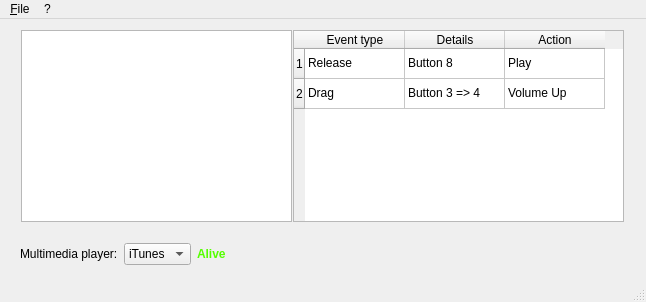
Old version of the form Software/PTiTunesGUI.ui in the repository nautiyalarul/ptitunes.
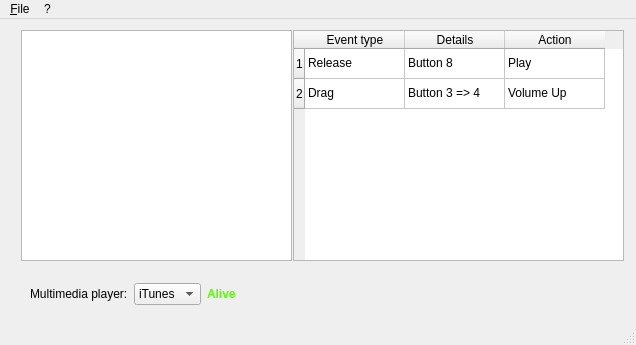
New version of the form.

What changed in the file:
```diff
--- a/Software/PTiTunesGUI.ui
+++ b/Software/PTiTunesGUI.ui
@@ -5,8 +5,8 @@
    <rect>
     <x>0</x>
     <y>0</y>
-    <width>646</width>
-    <height>302</height>
+    <width>636</width>
+    <height>345</height>
    </rect>
   </property>
   <property name="windowTitle" >
@@ -16,8 +16,8 @@
    <widget class="QWidget" name="layoutWidget" >
     <property name="geometry" >
      <rect>
-      <x>20</x>
-      <y>220</y>
+      <x>30</x>
+      <y>260</y>
       <width>241</width>
       <height>30</height>
      </rect>
@@ -73,7 +73,7 @@
       <x>21</x>
       <y>11</y>
       <width>271</width>
-      <height>192</height>
+      <height>231</height>
      </rect>
     </property>
    </widget>
@@ -83,7 +83,7 @@
       <x>293</x>
       <y>11</y>
       <width>331</width>
-      <height>192</height>
+      <height>231</height>
      </rect>
     </property>
     <row/>
@@ -143,7 +143,7 @@
     <rect>
      <x>0</x>
      <y>0</y>
-     <width>646</width>
+     <width>636</width>
      <height>25</height>
     </rect>
    </property>
```
Left out of the diff: 4 changed lines with no effect on the pictures.
